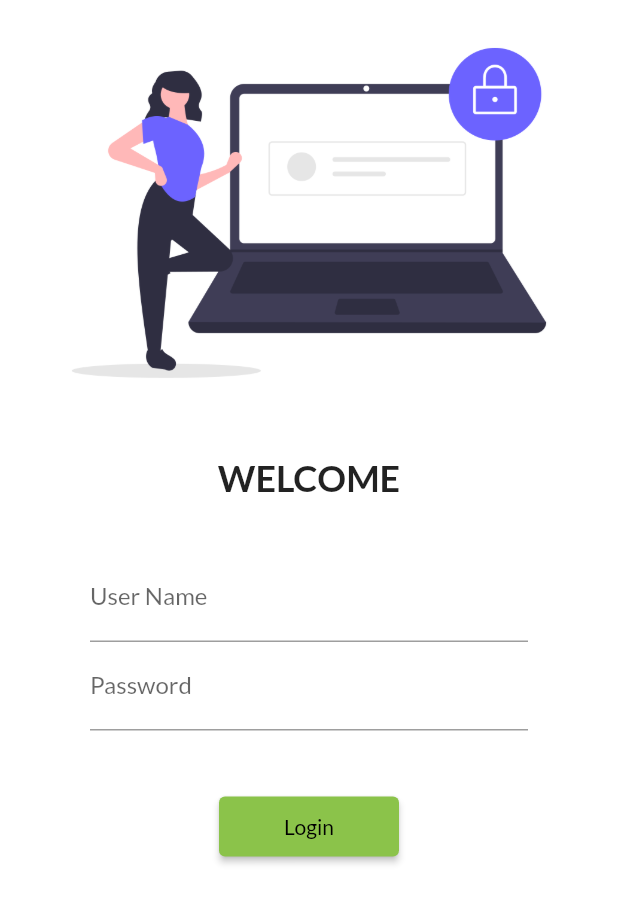
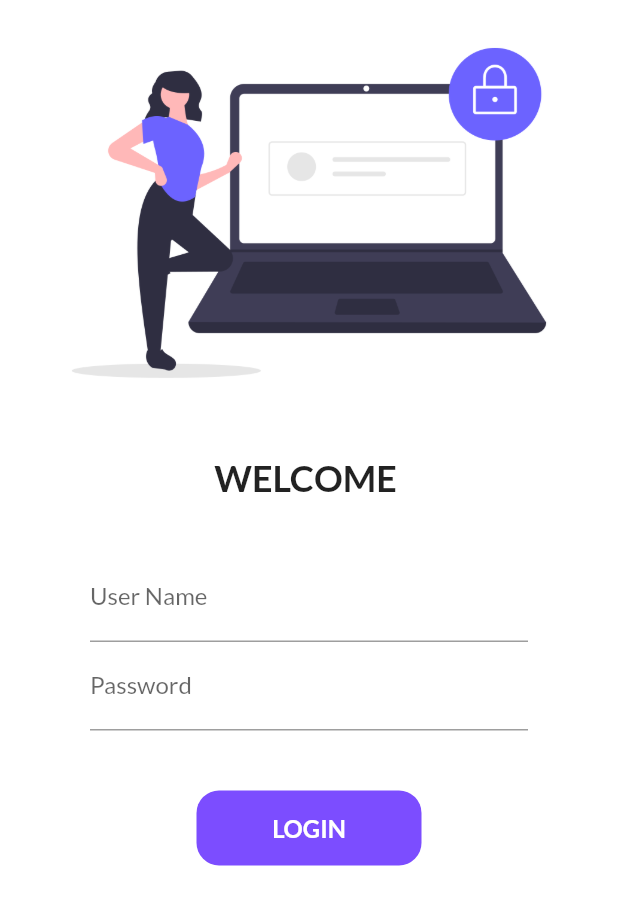
Before and after one commit to Houra-batool/30days_of_flutter, a Flutter app: the screen it shows after launch, on a phone screen of 412 x 824 dp. Shown: the top 905 px of the screen. Run offline on Flutter 3.47's test engine with Material 2 defaults, Android fonts, the phone set to English and light mode, and no system bars; our stand-ins replace google_fonts.

Commit message:
day 6 completed

```diff
--- a/lib/screens/login_screen.dart
+++ b/lib/screens/login_screen.dart
@@ -1,7 +1,14 @@
 import 'package:ecommerce_project/utils/routes.dart';
 import 'package:flutter/material.dart';
 
-class LoginScreen extends StatelessWidget {
+class LoginScreen extends StatefulWidget {
+  @override
+  _LoginScreenState createState() => _LoginScreenState();
+}
+
+class _LoginScreenState extends State<LoginScreen> {
+  String name = "";
+  bool changeButton = false;
   @override
   Widget build(BuildContext context) {
     return Material(
@@ -16,7 +23,7 @@ class LoginScreen extends StatelessWidget {
             height: 20,
           ),
           Text(
-            "WELCOME",
+            "WELCOME $name",
             style: TextStyle(
               fontSize: 24,
               fontWeight: FontWeight.bold,
@@ -31,6 +38,10 @@ class LoginScreen extends StatelessWidget {
               TextFormField(
                 decoration: InputDecoration(
                     labelText: "User Name", hintText: "Enter user name"),
+                onChanged: (ValueKey) {
+                  name = ValueKey;
+                  setState(() {});
+                },
               ),
               TextFormField(
                 obscureText: true,
@@ -42,13 +53,50 @@ class LoginScreen extends StatelessWidget {
               SizedBox(
                 height: 40,
               ),
-              ElevatedButton(
-                onPressed: () {
+
+              //ANIMATION
+              InkWell(
+                onTap: () async {
+                  setState(() {
+                    changeButton = true;
+                  });
+                  await Future.delayed(Duration(seconds: 1));
                   Navigator.pushNamed(context, MyRotues.homeRoute);
                 },
-                child: Text("Login"),
-                style: TextButton.styleFrom(minimumSize: Size(120, 40)),
+                child: AnimatedContainer(
+                  duration: Duration(seconds: 1),
+                  height: 50,
+                  width: changeButton
+                      ? 50
+                      : 150, // conditional state --->> if ? else :
+                  alignment: Alignment.center,
+                  child: changeButton
+                      ? Icon(
+                          Icons.done,
+                          color: Colors.white,
+                        )
+                      : Text(
+                          "LOGIN",
+                          style: TextStyle(
+                            color: Colors.white,
+                            fontWeight: FontWeight.bold,
+                            fontSize: 16,
+                          ),
+                        ),
+                  decoration: BoxDecoration(
+                      color: Colors.deepPurpleAccent,
+                      //   shape: changeButton ? BoxShape.circle : BoxShape.rectangle,
+                      borderRadius:
+                          BorderRadius.circular(changeButton ? 30 : 15)),
+                ),
               )
+              //  ElevatedButton(
+              //    onPressed: () {
+              //     Navigator.pushNamed(context, MyRotues.homeRoute);
+              //   },
+              //   child: Text("Login"),
+              //   style: TextButton.styleFrom(minimumSize: Size(120, 40)),
+              // )
             ]),
           )
         ]),
```
